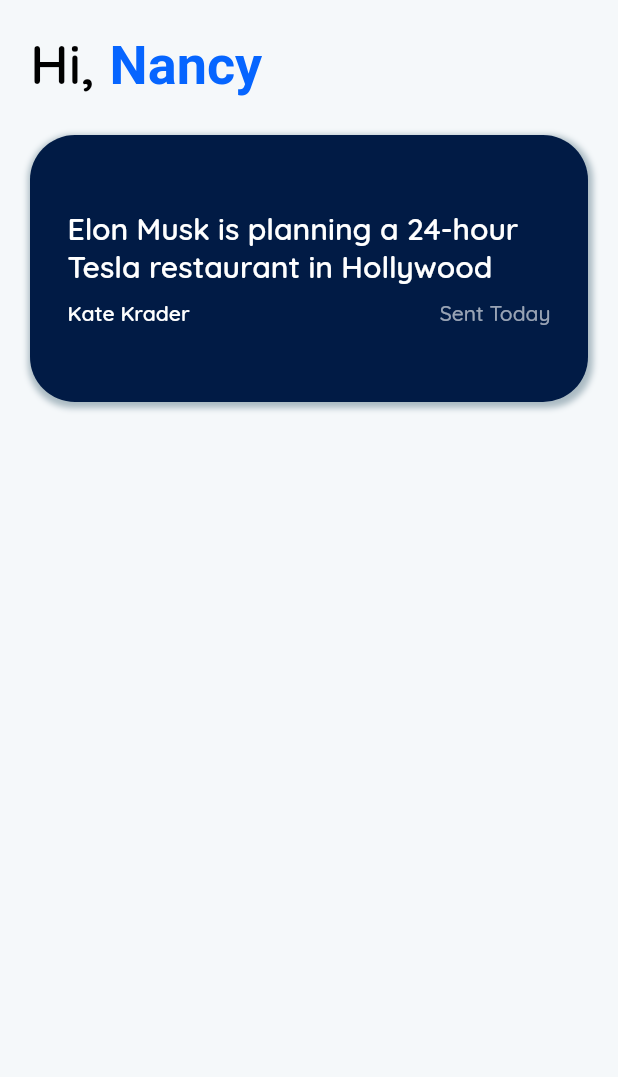
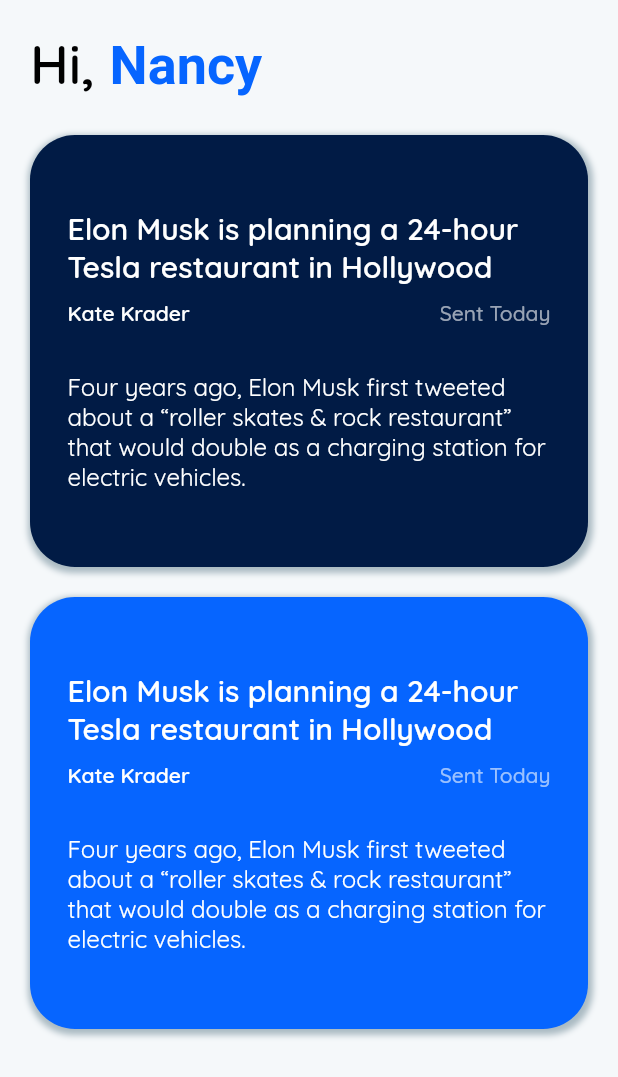
Before and after one commit to scorpiobish/article_daily, a Flutter app: the screen it shows after launch, on a phone screen of 412 x 824 dp. Shown: the top 1077 px of the screen. Run offline on Flutter 3.47's test engine with Material 2 defaults, Android fonts, the phone set to English and light mode, and no system bars; our stand-ins replace google_fonts.

Commit message:
Complete Home Screen.

```diff
--- a/lib/home.dart
+++ b/lib/home.dart
@@ -6,7 +6,8 @@
   Widget build(BuildContext context) {
     return Scaffold(
       backgroundColor: Color(0xffF5F8FA),
-      body: Padding(
+      body: SingleChildScrollView(
+        child: Padding(
           padding: const EdgeInsets.all(20.0),
           child: SafeArea(
             child: Column(
@@ -67,7 +68,8 @@
                       SizedBox(
                         height: 10,
                       ),
-                    Row( mainAxisAlignment: MainAxisAlignment.spaceBetween,
+                      Row(
+                        mainAxisAlignment: MainAxisAlignment.spaceBetween,
                         children: [
                           Text(
                             'Kate Krader',
@@ -91,10 +93,100 @@
                           ),
                         ],
                       ),
+                      SizedBox(
+                        height: 30,
+                      ),
+                      Text(
+                        'Four years ago, Elon Musk first tweeted about a “roller skates & rock restaurant” that'
+                        ' would double as a charging station for electric vehicles.',
+                        style: GoogleFonts.quicksand(
+                          textStyle: TextStyle(
+                              fontSize: 16,
+                              fontWeight: FontWeight.w400,
+                              height: 20 / 16,
+                              color: Colors.white),
+                        ),
+                      ),
                     ],
                   ),
-              )
+                ),
+                SizedBox(
+                  height: 20.0,
+                ),
+                Container(
+                  padding: EdgeInsets.only(
+                      left: 25.0, right: 25.0, top: 50.0, bottom: 50.0),
+                  decoration: BoxDecoration(
+                    color: Color(0xff0665FF),
+                    borderRadius: BorderRadius.circular(30.0),
+                    boxShadow: [
+                      BoxShadow(
+                        color: Colors.blueGrey.withOpacity(0.5),
+                        spreadRadius: 2.0,
+                        blurRadius: 3.0,
+                        offset: Offset(1, 2),
+                      ),
                     ],
+                  ),
+                  child: Column(
+                    children: [
+                      Text(
+                        'Elon Musk is planning a 24-hour Tesla restaurant in Hollywood',
+                        style: GoogleFonts.quicksand(
+                          textStyle: TextStyle(
+                              fontSize: 20,
+                              fontWeight: FontWeight.w600,
+                              height: 25 / 20,
+                              color: Colors.white),
+                        ),
+                      ),
+                      SizedBox(
+                        height: 10,
+                      ),
+                      Row(
+                        mainAxisAlignment: MainAxisAlignment.spaceBetween,
+                        children: [
+                          Text(
+                            'Kate Krader',
+                            style: GoogleFonts.quicksand(
+                              textStyle: TextStyle(
+                                  fontSize: 14,
+                                  fontWeight: FontWeight.w600,
+                                  height: 17.5 / 14,
+                                  color: Colors.white),
+                            ),
+                          ),
+                          Text(
+                            'Sent Today',
+                            style: GoogleFonts.quicksand(
+                              textStyle: TextStyle(
+                                  fontSize: 14,
+                                  fontWeight: FontWeight.w500,
+                                  height: 17.5 / 14,
+                                  color: Colors.white.withOpacity(0.60)),
+                            ),
+                          ),
+                        ],
+                      ),
+                      SizedBox(
+                        height: 30,
+                      ),
+                      Text(
+                        'Four years ago, Elon Musk first tweeted about a “roller skates & rock restaurant” that'
+                        ' would double as a charging station for electric vehicles.',
+                        style: GoogleFonts.quicksand(
+                          textStyle: TextStyle(
+                              fontSize: 16,
+                              fontWeight: FontWeight.w400,
+                              height: 20 / 16,
+                              color: Colors.white),
+                        ),
+                      ),
+                    ],
+                  ),
+                ),
+              ],
+            ),
           ),
         ),
       ),
```
Lines whose indentation alone changed are shown as unchanged.
